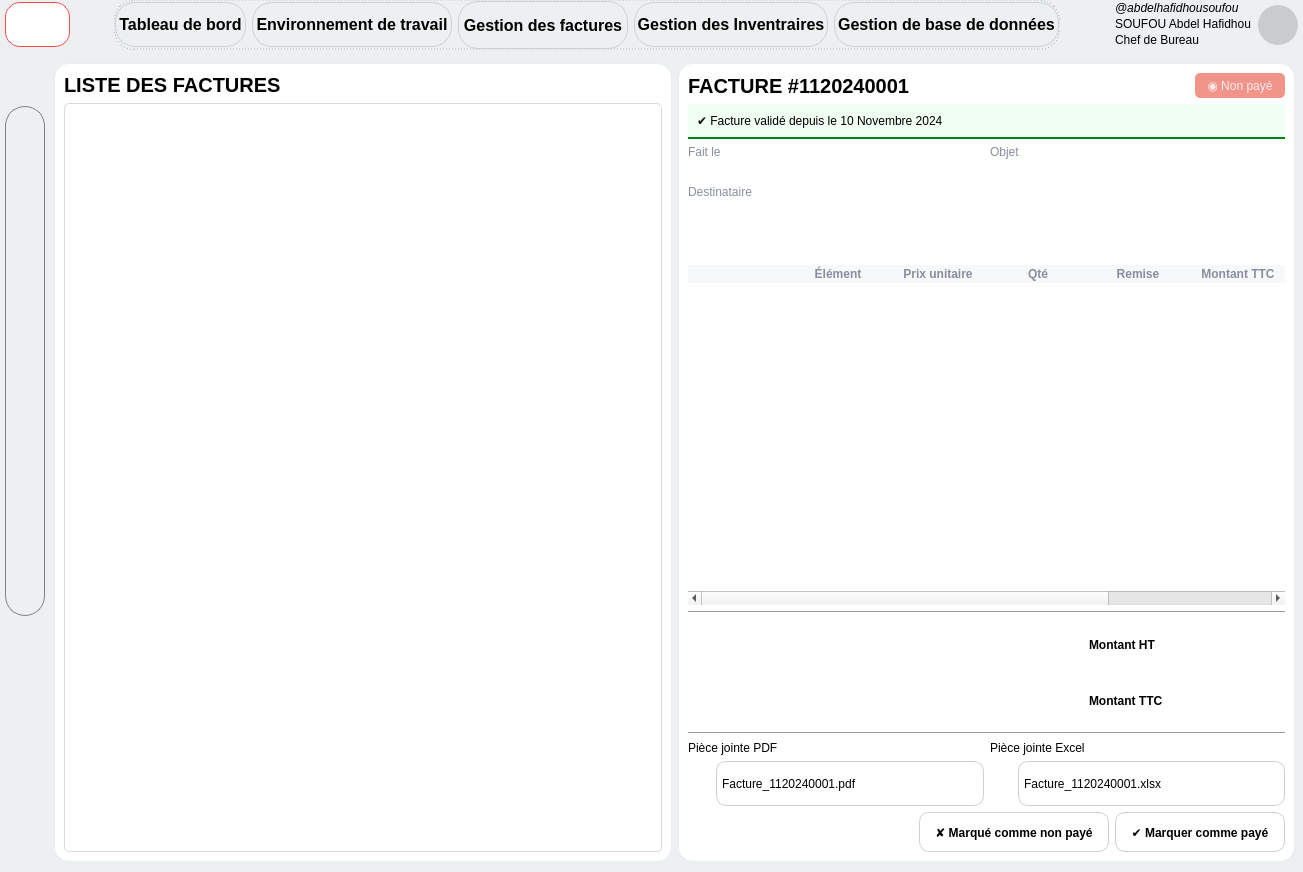
Before: the Qt Designer form forms/dialog.ui in SAbdelH/DevisCreator_premium, drawn with Qt 5.
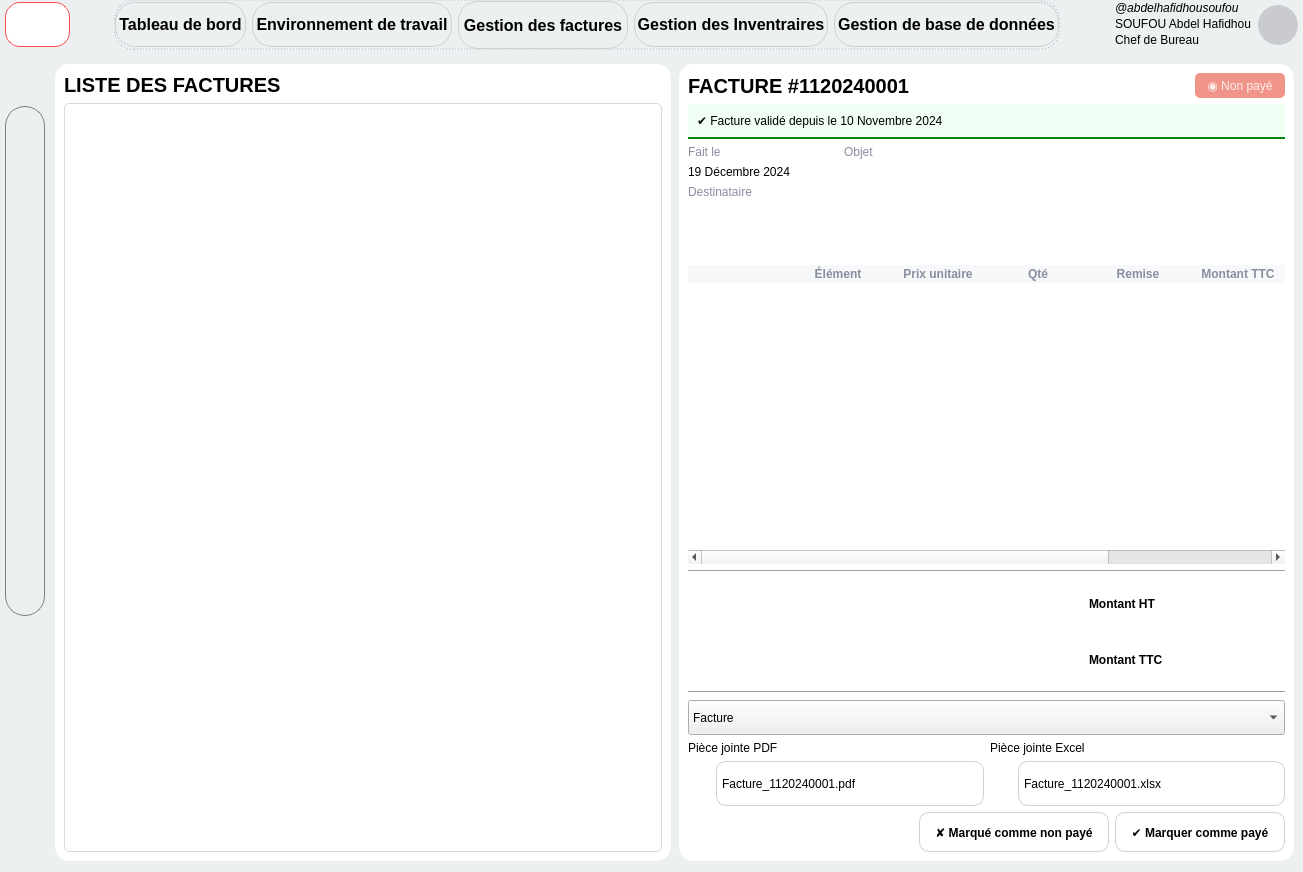
After: the same form once the commit is applied. The open tabs and pages were chosen to show the change. Icons and pictures are not drawn.

What changed in the file:
```diff
--- a/forms/dialog.ui
+++ b/forms/dialog.ui
@@ -5452,6 +5452,18 @@
              </item>
              <item row="0" column="0">
               <widget class="QLabel" name="_l_valid_facture_fait_le">
+               <property name="minimumSize">
+                <size>
+                 <width>150</width>
+                 <height>0</height>
+                </size>
+               </property>
+               <property name="maximumSize">
+                <size>
+                 <width>150</width>
+                 <height>16777215</height>
+                </size>
+               </property>
                <property name="text">
                 <string>Fait le</string>
                </property>
@@ -5459,8 +5471,20 @@
              </item>
              <item row="1" column="0">
               <widget class="QLabel" name="_l_valid_facture_fait_le_value">
+               <property name="minimumSize">
+                <size>
+                 <width>150</width>
+                 <height>0</height>
+                </size>
+               </property>
+               <property name="maximumSize">
+                <size>
+                 <width>150</width>
+                 <height>16777215</height>
+                </size>
+               </property>
                <property name="text">
-                <string/>
+                <string>19 Décembre 2024</string>
                </property>
               </widget>
              </item>
@@ -5683,6 +5707,40 @@
              </property>
             </widget>
            </item>
+           <item>
+            <widget class="QComboBox" name="_cbx_valid_facture_type_export">
+             <property name="minimumSize">
+              <size>
+               <width>0</width>
+               <height>35</height>
+              </size>
+             </property>
+             <property name="iconSize">
+              <size>
+               <width>20</width>
+               <height>20</height>
+              </size>
+             </property>
+             <item>
+              <property name="text">
+               <string>Facture</string>
+              </property>
+              <property name="icon">
+               <iconset resource="resources.qrc">
+                <normaloff>:/icon/icons/facturen.png</normaloff>:/icon/icons/facturen.png</iconset>
+              </property>
+             </item>
+             <item>
+              <property name="text">
+               <string>Bon de Livraison</string>
+              </property>
+              <property name="icon">
+               <iconset resource="resources.qrc">
+                <normaloff>:/icon/icons/bon-de-livraison.png</normaloff>:/icon/icons/bon-de-livraison.png</iconset>
+              </property>
+             </item>
+            </widget>
+           </item>
            <item>
             <layout class="QGridLayout" name="_g_valid_facture_preview_three">
              <item row="0" column="0" colspan="2">
```
Left out of the diff: 221 changed lines with no effect on the pictures.
